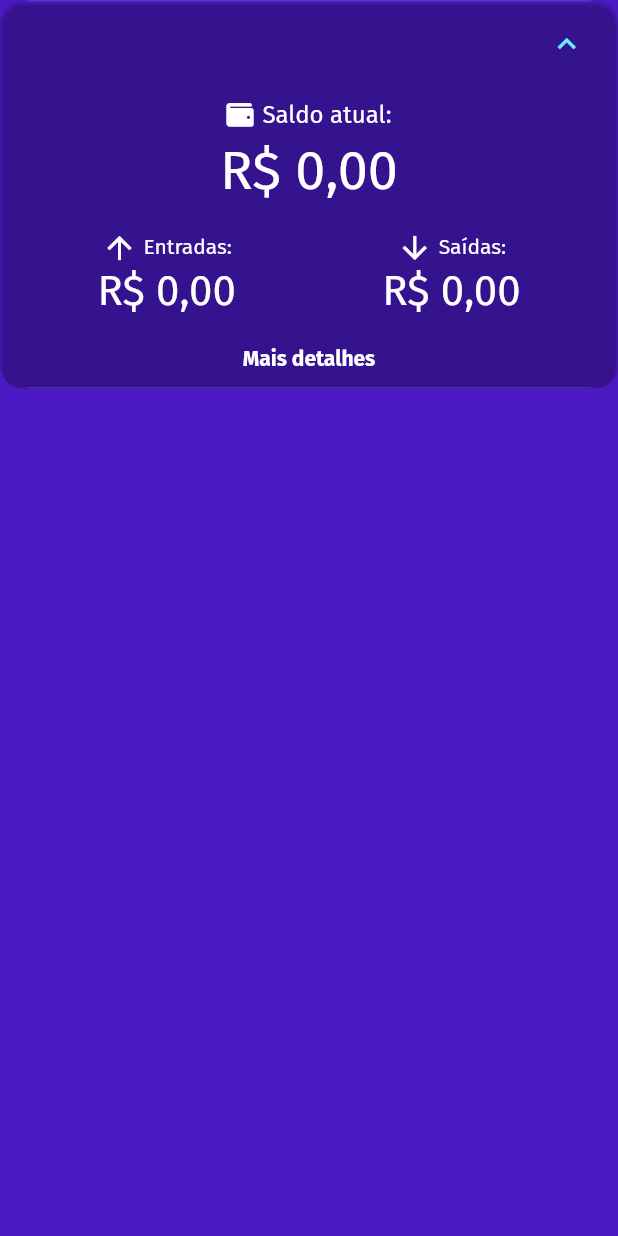
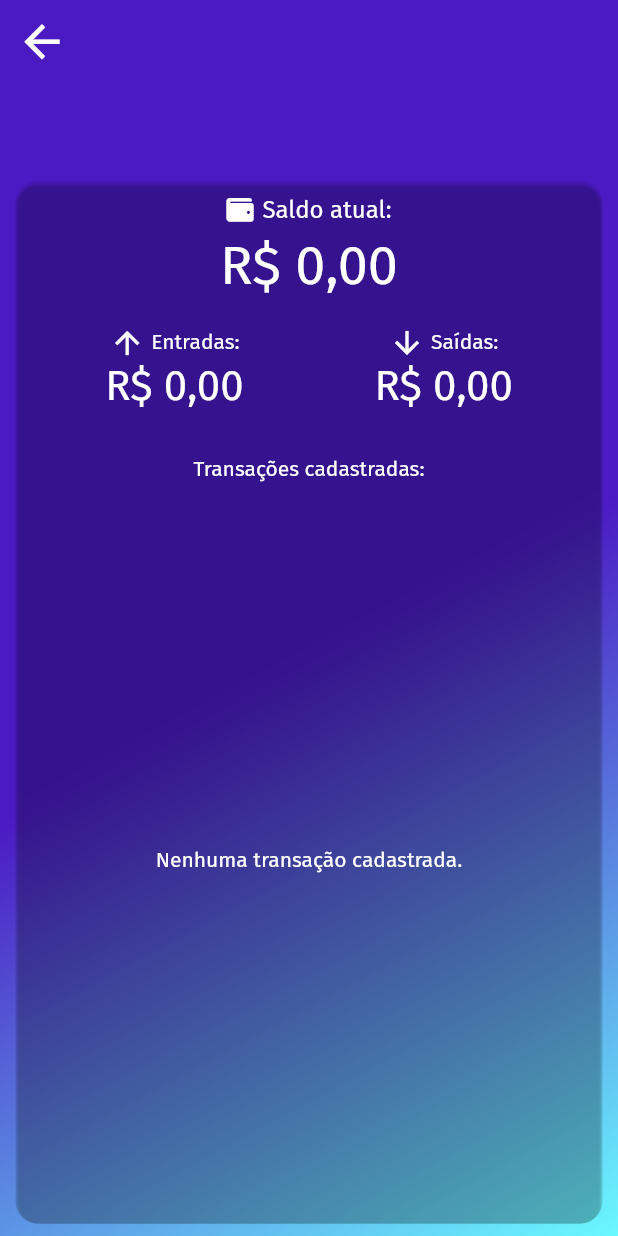
Before and after one commit to BrennerFerreira/personal_expenses_app, a Flutter app: the AccountTile widget shown alone on an empty page, opened directly with empty values, after a tap on the "expand more" icon, after a tap on "Saldo atual:", on a phone screen of 412 x 824 dp. Run offline on Flutter 3.47's test engine with Material 2 defaults, Android fonts, the phone set to English and light mode, and no system bars; our stand-ins replace bloc, brasil_fields, equatable, flutter_bloc, font_awesome_flutter, sqflite; accounts and stored records are empty; project files that could hold a hidden picture were left out.

Commit message:
Added account details page.

```diff
--- /dev/null
+++ b/lib/blocs/account_details_page/account_details_page_bloc.dart
@@ -0,0 +1,43 @@
+import 'dart:async';
+
+import 'package:bloc/bloc.dart';
+import 'package:equatable/equatable.dart';
+import 'package:personal_expenses/models/transaction.dart';
+import 'package:personal_expenses/repositories/account/account_repository.dart';
+import 'package:personal_expenses/repositories/account/account_stats_repository.dart';
+
+part 'account_details_page_event.dart';
+part 'account_details_page_state.dart';
+
+class AccountDetailsPageBloc
+    extends Bloc<AccountDetailsPageEvent, AccountDetailsPageState> {
+  AccountDetailsPageBloc() : super(AccountDetailsPageLoadInProgress());
+
+  final accountStatsRepository = AccountStatsRepository();
+  final accountRepository = AccountRepository();
+
+  @override
+  Stream<AccountDetailsPageState> mapEventToState(
+    AccountDetailsPageEvent event,
+  ) async* {
+    if (event is UpdateAccountDetailsPage) {
+      yield AccountDetailsPageLoadInProgress();
+
+      final Map<String, double> accountBalanceMap =
+          await accountStatsRepository.accountBalance(event.account);
+      final double balance = accountBalanceMap["totalBalance"] as double;
+      final double income = accountBalanceMap["totalIncome"] as double;
+      final double outcome = accountBalanceMap["totalOutcome"] as double;
+
+      final List<UserTransaction> transactionList =
+          await accountRepository.getAllTransactionsByAccount(event.account);
+
+      yield AccountDetailsPageLoadSuccess(
+        balance: balance,
+        income: income,
+        outcome: outcome,
+        transactionList: transactionList,
+      );
+    }
+  }
+}
--- /dev/null
+++ b/lib/blocs/account_details_page/account_details_page_event.dart
@@ -0,0 +1,19 @@
+part of 'account_details_page_bloc.dart';
+
+abstract class AccountDetailsPageEvent extends Equatable {
+  const AccountDetailsPageEvent();
+
+  @override
+  List<Object?> get props => [];
+}
+
+class UpdateAccountDetailsPage extends AccountDetailsPageEvent {
+  final String account;
+  const UpdateAccountDetailsPage(this.account);
+
+  @override
+  List<Object?> get props => [account];
+
+  @override
+  String toString() => 'UpdateAccountDetailsPage(account: $account)';
+}
--- /dev/null
+++ b/lib/blocs/account_details_page/account_details_page_state.dart
@@ -0,0 +1,37 @@
+part of 'account_details_page_bloc.dart';
+
+abstract class AccountDetailsPageState extends Equatable {
+  const AccountDetailsPageState();
+
+  @override
+  List<Object?> get props => [];
+}
+
+class AccountDetailsPageLoadInProgress extends AccountDetailsPageState {}
+
+class AccountDetailsPageLoadSuccess extends AccountDetailsPageState {
+  final double balance;
+  final double income;
+  final double outcome;
+  final List<UserTransaction> transactionList;
+
+  const AccountDetailsPageLoadSuccess({
+    required this.balance,
+    required this.income,
+    required this.outcome,
+    required this.transactionList,
+  });
+
+  @override
+  List<Object?> get props => [
+        balance,
+        income,
+        outcome,
+        transactionList,
+      ];
+
+  @override
+  String toString() {
+    return 'AccountDetailsPageLoadSuccess(balance: $balance, income: $income, outcome: $outcome, transactionList: $transactionList)';
+  }
+}
--- a/lib/blocs/account_list_page/account_tile/account_tile_bloc.dart
+++ b/lib/blocs/account_list_page/account_tile/account_tile_bloc.dart
@@ -19,8 +19,8 @@ class AccountTileBloc extends Bloc<AccountTileEvent, AccountTileState> {
     if (event is UpdateAccountTile) {
       yield AccountTileLoadInProgress();
 
-      final Map<String, double> accountBalance = await accountStatsRepository
-          .lastThirtyDaysAccountBalance(event.account);
+      final Map<String, double> accountBalance =
+          await accountStatsRepository.accountBalance(event.account);
 
       yield AccountTileLoadSuccess(
         account: event.account,
--- /dev/null
+++ b/lib/pages/account_details_page/account_details_page.dart
@@ -0,0 +1,96 @@
+import 'package:flutter/material.dart';
+import 'package:flutter_bloc/flutter_bloc.dart';
+import 'package:personal_expenses/blocs/account_details_page/account_details_page_bloc.dart';
+import 'package:personal_expenses/pages/account_details_page/widgets/account_transaction_list.dart';
+import 'package:personal_expenses/pages/account_list_page/accounts_list_page.dart';
+import 'package:personal_expenses/pages/common/balance_card.dart';
+import 'package:personal_expenses/pages/common/blurred_card.dart';
+import 'package:personal_expenses/pages/common/common_circular_indicator.dart';
+import 'package:personal_expenses/pages/common/common_error_text.dart';
+import 'package:personal_expenses/pages/common/common_scaffold.dart';
+
+class AccountDetailsPage extends StatefulWidget {
+  final String account;
+
+  const AccountDetailsPage({
+    Key? key,
+    required this.account,
+  }) : super(key: key);
+
+  @override
+  _AccountDetailsPageState createState() => _AccountDetailsPageState();
+}
+
+class _AccountDetailsPageState extends State<AccountDetailsPage> {
+  late AccountDetailsPageBloc accountDetailsPageBloc;
+
+  @override
+  void initState() {
+    super.initState();
+    accountDetailsPageBloc = AccountDetailsPageBloc()
+      ..add(
+        UpdateAccountDetailsPage(widget.account),
+      );
+  }
+
+  @override
+  Widget build(BuildContext context) {
+    return BlocProvider<AccountDetailsPageBloc>(
+      create: (_) => accountDetailsPageBloc,
+      child: CommonScaffold(
+        leadingButton: IconButton(
+            icon: const Icon(
+              Icons.arrow_back,
+              size: 35,
+            ),
+            onPressed: () {
+              Navigator.of(context).pushAndRemoveUntil(
+                MaterialPageRoute(
+                  builder: (_) => AccountListPage(),
+                ),
+                (route) => false,
+              );
+            }),
+        title: widget.account,
+        children: [
+          Expanded(
+            child: BlurredCard(
+              child:
+                  BlocBuilder<AccountDetailsPageBloc, AccountDetailsPageState>(
+                value: accountDetailsPageBloc,
+                builder: (context, state) {
+                  if (state is AccountDetailsPageLoadInProgress) {
+                    return CommonCircularIndicator();
+                  } else if (state is AccountDetailsPageLoadSuccess) {
+                    return Column(
+                      mainAxisSize: MainAxisSize.min,
+                      children: [
+                        Hero(
+                          tag: widget.account,
+                          child: BalanceCard(
+                            totalBalance: state.balance,
+                            totalIncome: state.income,
+                            totalOutcome: state.outcome,
+                          ),
+                        ),
+                        const SizedBox(height: 20),
+                        const Text("Transações cadastradas:"),
+                        const SizedBox(height: 10),
+                        AccountTransactionList(
+                          transactionList: state.transactionList,
+                          account: widget.account,
+                        ),
+                      ],
+                    );
+                  } else {
+                    return CommonErrorText();
+                  }
+                },
+              ),
+            ),
+          ),
+        ],
+      ),
+    );
+  }
+}
--- /dev/null
+++ b/lib/pages/account_details_page/widgets/account_transaction_list.dart
@@ -0,0 +1,50 @@
+import 'package:flutter/material.dart';
+import 'package:personal_expenses/models/transaction.dart';
+import 'package:personal_expenses/pages/account_details_page/account_details_page.dart';
+import 'package:personal_expenses/pages/common/user_transaction_tile.dart';
+import 'package:personal_expenses/pages/transaction_details_page/transaction_detail_page.dart';
+
+class AccountTransactionList extends StatelessWidget {
+  final List<UserTransaction> transactionList;
+  final String account;
+
+  const AccountTransactionList({
+    Key? key,
+    required this.transactionList,
+    required this.account,
+  }) : super(key: key);
+  @override
+  Widget build(BuildContext context) {
+    return Expanded(
+      child: transactionList.isEmpty
+          ? const Center(
+              child: Text("Nenhuma transação cadastrada."),
+            )
+          : ListView.builder(
+              shrinkWrap: true,
+              itemCount: transactionList.length,
+              itemBuilder: (context, index) {
+                return GestureDetector(
+                  onTap: () {
+                    Navigator.of(context).pushReplacement(
+                      MaterialPageRoute(
+                        builder: (_) => TransactionDetailsPage(
+                          transaction: transactionList[index],
+                          lastPage: MaterialPageRoute(
+                            builder: (_) => AccountDetailsPage(
+                              account: account,
+                            ),
+                          ),
+                        ),
+                      ),
+                    );
+                  },
+                  child: UserTransactionTile(
+                    transaction: transactionList[index],
+                  ),
+                );
+              },
+            ),
+    );
+  }
+}
--- a/lib/pages/account_list_page/widgets/account_tile.dart
+++ b/lib/pages/account_list_page/widgets/account_tile.dart
@@ -1,10 +1,11 @@
 import 'package:flutter/material.dart';
 import 'package:flutter_bloc/flutter_bloc.dart';
 import 'package:personal_expenses/blocs/account_list_page/account_tile/account_tile_bloc.dart';
+import 'package:personal_expenses/pages/account_details_page/account_details_page.dart';
 import 'package:personal_expenses/pages/common/blurred_card.dart';
 import 'package:personal_expenses/pages/common/common_circular_indicator.dart';
 import 'package:personal_expenses/pages/common/common_error_text.dart';
-import 'package:personal_expenses/pages/account_list_page/widgets/balance_card.dart';
+import 'package:personal_expenses/pages/common/balance_card.dart';
 
 class AccountTile extends StatefulWidget {
   final String account;
@@ -63,12 +64,12 @@ class _AccountTileState extends State<AccountTile> {
                             bottomRight: Radius.circular(15),
                           ),
                           onTap: () {
-                            // Navigator.of(context).push(
-                            //   MaterialPageRoute(
-                            //     builder: (_) =>
-                            //         AccountDetailsScreen(account: account),
-                            //   ),
-                            // );
+                            Navigator.of(context).pushReplacement(
+                              MaterialPageRoute(
+                                builder: (_) =>
+                                    AccountDetailsPage(account: widget.account),
+                              ),
+                            );
                           },
                           child: ListView(
                             primary: false,
--- a/lib/pages/home_page/widgets/accounts_card.dart
+++ b/lib/pages/home_page/widgets/accounts_card.dart
@@ -1,7 +1,7 @@
 import 'package:flutter/material.dart';
 import 'package:flutter_bloc/flutter_bloc.dart';
 import 'package:personal_expenses/blocs/home_page/home_page_blocs.dart';
-import 'package:personal_expenses/pages/account_list_page/accounts_screen.dart';
+import 'package:personal_expenses/pages/account_list_page/accounts_list_page.dart';
 import 'package:personal_expenses/pages/common/blurred_card.dart';
 import 'package:personal_expenses/pages/common/common_circular_indicator.dart';
 import 'package:personal_expenses/pages/common/common_error_text.dart';
--- a/lib/repositories/account/account_stats_repository.dart
+++ b/lib/repositories/account/account_stats_repository.dart
@@ -5,14 +5,7 @@ import 'package:sqflite/sqflite.dart';
 class AccountStatsRepository {
   final helper = TransactionHelper();
 
-  Future<Map<String, double>> lastThirtyDaysAccountBalance(
-      String account) async {
-    final todayDate = DateTime.now().millisecondsSinceEpoch;
-
-    final startDate = DateTime.now()
-        .subtract(const Duration(days: 30))
-        .millisecondsSinceEpoch;
-
+  Future<Map<String, double>> accountBalance(String account) async {
     final Database dbTransaction = await helper.db;
 
     final List<Map<String, dynamic>> totalIncomeMap =
```
Also changed, not shown: lib/pages/account_list_page/accounts_list_page.dart (renamed from lib/pages/account_list_page/accounts_screen.dart), lib/pages/common/balance_card.dart (renamed from lib/pages/account_list_page/widgets/balance_card.dart).
